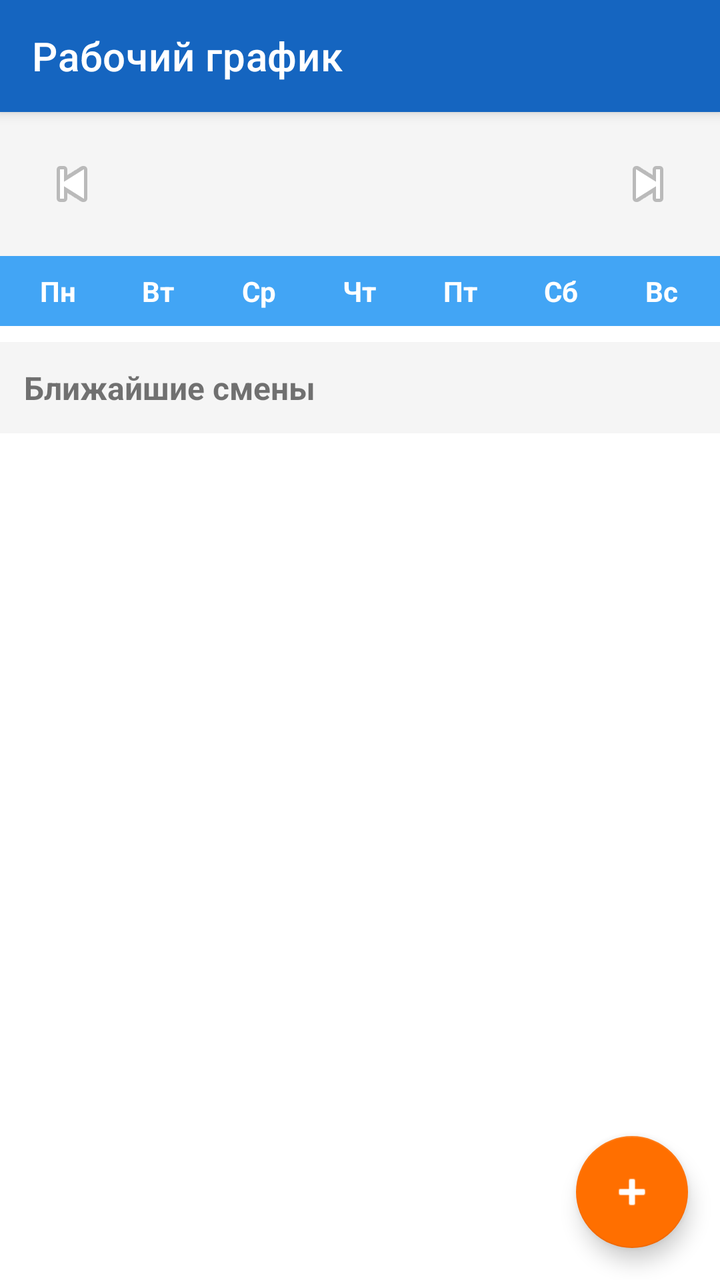
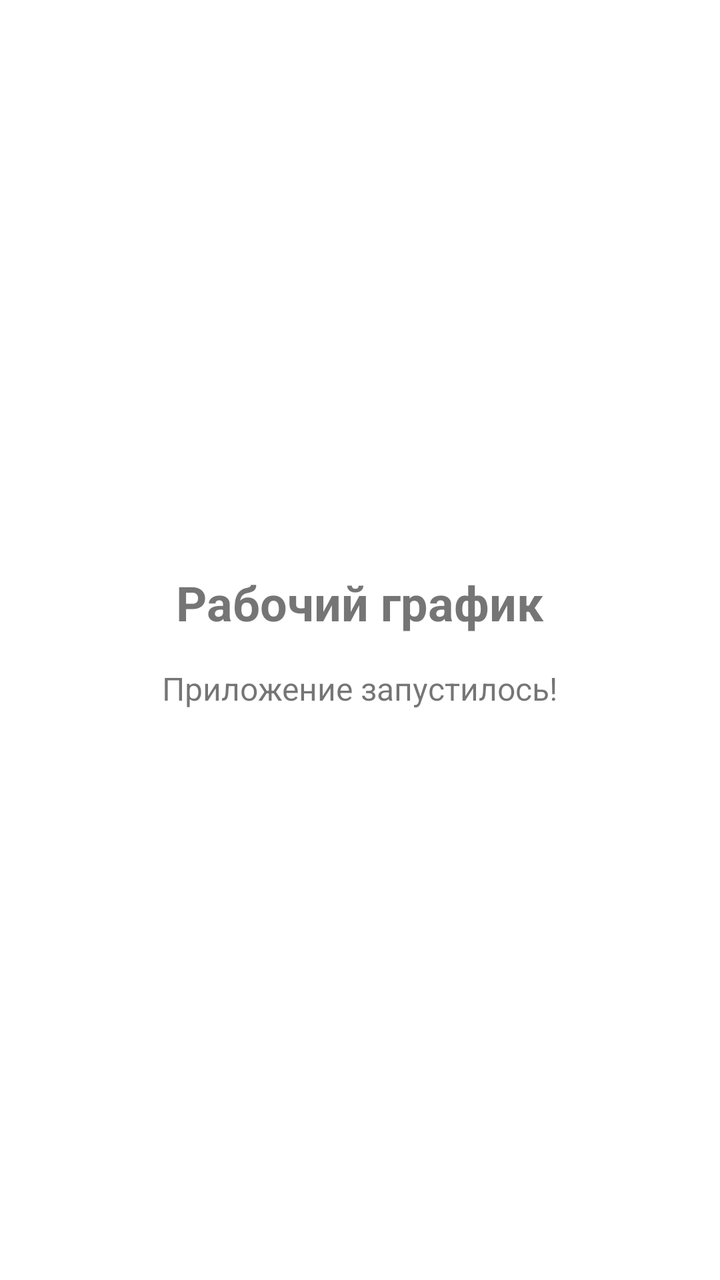

Compare the two renders of this Android layout. The source of the first and the diff that turns it into the second are given below.
<!-- AndroidManifest.xml: application theme Theme.WorkScheduleAlarm -->
<!-- res/layout/activity_main.xml -->
<?xml version="1.0" encoding="utf-8"?>
<androidx.coordinatorlayout.widget.CoordinatorLayout
    xmlns:android="http://schemas.android.com/apk/res/android"
    xmlns:app="http://schemas.android.com/apk/res-auto"
    xmlns:tools="http://schemas.android.com/tools"
    android:layout_width="match_parent"
    android:layout_height="match_parent"
    tools:context=".MainActivity">

    <com.google.android.material.appbar.AppBarLayout
        android:layout_width="match_parent"
        android:layout_height="wrap_content">

        <androidx.appcompat.widget.Toolbar
            android:id="@+id/toolbar"
            android:layout_width="match_parent"
            android:layout_height="?attr/actionBarSize"
            android:background="?attr/colorPrimary"
            app:titleTextColor="@color/white"
            app:title="@string/app_name" />
    </com.google.android.material.appbar.AppBarLayout>

    <LinearLayout
        android:layout_width="match_parent"
        android:layout_height="match_parent"
        android:orientation="vertical"
        app:layout_behavior="@string/appbar_scrolling_view_behavior">

        <LinearLayout
            android:layout_width="match_parent"
            android:layout_height="wrap_content"
            android:orientation="horizontal"
            android:padding="12dp"
            android:gravity="center_vertical"
            android:background="@color/light_gray">

            <ImageButton
                android:id="@+id/btnPrevMonth"
                android:layout_width="48dp"
                android:layout_height="48dp"
                android:src="@android:drawable/ic_media_previous"
                android:background="?attr/selectableItemBackgroundBorderless"
                android:contentDescription="Предыдущий месяц" />

            <TextView
                android:id="@+id/tvMonthYear"
                android:layout_width="0dp"
                android:layout_height="wrap_content"
                android:layout_weight="1"
                android:gravity="center"
                android:textSize="18sp"
                android:textStyle="bold"
                android:textColor="@color/black" />

            <ImageButton
                android:id="@+id/btnNextMonth"
                android:layout_width="48dp"
                android:layout_height="48dp"
                android:src="@android:drawable/ic_media_next"
                android:background="?attr/selectableItemBackgroundBorderless"
                android:contentDescription="Следующий месяц" />
        </LinearLayout>

        <LinearLayout
            android:id="@+id/daysOfWeekHeader"
            android:layout_width="match_parent"
            android:layout_height="wrap_content"
            android:orientation="horizontal"
            android:paddingHorizontal="4dp"
            android:paddingVertical="8dp"
            android:background="@color/primary_light">

            <TextView android:layout_width="0dp" android:layout_height="wrap_content" android:layout_weight="1" android:gravity="center" android:text="Пн" android:textColor="@color/white" android:textStyle="bold" />
            <TextView android:layout_width="0dp" android:layout_height="wrap_content" android:layout_weight="1" android:gravity="center" android:text="Вт" android:textColor="@color/white" android:textStyle="bold" />
            <TextView android:layout_width="0dp" android:layout_height="wrap_content" android:layout_weight="1" android:gravity="center" android:text="Ср" android:textColor="@color/white" android:textStyle="bold" />
            <TextView android:layout_width="0dp" android:layout_height="wrap_content" android:layout_weight="1" android:gravity="center" android:text="Чт" android:textColor="@color/white" android:textStyle="bold" />
            <TextView android:layout_width="0dp" android:layout_height="wrap_content" android:layout_weight="1" android:gravity="center" android:text="Пт" android:textColor="@color/white" android:textStyle="bold" />
            <TextView android:layout_width="0dp" android:layout_height="wrap_content" android:layout_weight="1" android:gravity="center" android:text="Сб" android:textColor="@color/white" android:textStyle="bold" />
            <TextView android:layout_width="0dp" android:layout_height="wrap_content" android:layout_weight="1" android:gravity="center" android:text="Вс" android:textColor="@color/white" android:textStyle="bold" />
        </LinearLayout>

        <GridLayout
            android:id="@+id/calendarGrid"
            android:layout_width="match_parent"
            android:layout_height="wrap_content"
            android:columnCount="7"
            android:padding="4dp"
            android:alignmentMode="alignBounds"
            android:useDefaultMargins="true" />

        <TextView
            android:layout_width="match_parent"
            android:layout_height="wrap_content"
            android:text="Ближайшие смены"
            android:textSize="16sp"
            android:textStyle="bold"
            android:padding="12dp"
            android:background="@color/light_gray" />

        <androidx.recyclerview.widget.RecyclerView
            android:id="@+id/rvShifts"
            android:layout_width="match_parent"
            android:layout_height="0dp"
            android:layout_weight="1"
            android:padding="8dp"
            android:clipToPadding="false" />

        <TextView
            android:id="@+id/tvEmpty"
            android:layout_width="match_parent"
            android:layout_height="0dp"
            android:layout_weight="1"
            android:gravity="center"
            android:text="@string/no_shifts"
            android:textColor="@color/gray"
            android:visibility="gone" />
    </LinearLayout>

    <com.google.android.material.floatingactionbutton.FloatingActionButton
        android:id="@+id/fabAdd"
        android:layout_width="wrap_content"
        android:layout_height="wrap_content"
        android:layout_gravity="bottom|end"
        android:layout_margin="16dp"
        android:contentDescription="@string/add_shift"
        app:srcCompat="@android:drawable/ic_input_add"
        app:tint="@color/white" />

</androidx.coordinatorlayout.widget.CoordinatorLayout>
<!-- resources referenced by this layout -->
<resources>
  <color name="black">#000000</color>
  <color name="gray">#757575</color>
  <color name="light_gray">#F5F5F5</color>
  <color name="primary_light">#42A5F5</color>
  <color name="white">#FFFFFF</color>
  <string name="add_shift">Добавить смену</string>
  <string name="app_name">Рабочий график</string>
  <string name="no_shifts">Нет смен. Нажмите +, чтобы добавить</string>
  <style name="Theme.WorkScheduleAlarm" parent="Theme.MaterialComponents.DayNight.DarkActionBar">
          <item name="colorPrimary">@color/primary</item>
          <item name="colorPrimaryVariant">@color/primary_dark</item>
          <item name="colorOnPrimary">@color/white</item>
          <item name="colorSecondary">@color/accent</item>
          <item name="colorSecondaryVariant">@color/accent</item>
          <item name="colorOnSecondary">@color/white</item>
          <item name="android:statusBarColor">@color/primary_dark</item>
      </style>
  <color name="primary">#1565C0</color>
  <color name="primary_dark">#0D47A1</color>
  <color name="accent">#FF6F00</color>
</resources>

<!-- the commit's change to res/layout/activity_main.xml (unified diff, before → after) -->
@@ -1,129 +1,25 @@
 <?xml version="1.0" encoding="utf-8"?>
-<androidx.coordinatorlayout.widget.CoordinatorLayout
+<LinearLayout
     xmlns:android="http://schemas.android.com/apk/res/android"
-    xmlns:app="http://schemas.android.com/apk/res-auto"
-    xmlns:tools="http://schemas.android.com/tools"
     android:layout_width="match_parent"
     android:layout_height="match_parent"
-    tools:context=".MainActivity">
+    android:orientation="vertical"
+    android:gravity="center"
+    android:padding="24dp">
 
-    <com.google.android.material.appbar.AppBarLayout
-        android:layout_width="match_parent"
-        android:layout_height="wrap_content">
-
-        <androidx.appcompat.widget.Toolbar
-            android:id="@+id/toolbar"
-            android:layout_width="match_parent"
-            android:layout_height="?attr/actionBarSize"
-            android:background="?attr/colorPrimary"
-            app:titleTextColor="@color/white"
-            app:title="@string/app_name" />
-    </com.google.android.material.appbar.AppBarLayout>
-
-    <LinearLayout
-        android:layout_width="match_parent"
-        android:layout_height="match_parent"
-        android:orientation="vertical"
-        app:layout_behavior="@string/appbar_scrolling_view_behavior">
-
-        <LinearLayout
-            android:layout_width="match_parent"
-            android:layout_height="wrap_content"
-            android:orientation="horizontal"
-            android:padding="12dp"
-            android:gravity="center_vertical"
-            android:background="@color/light_gray">
-
-            <ImageButton
-                android:id="@+id/btnPrevMonth"
-                android:layout_width="48dp"
-                android:layout_height="48dp"
-                android:src="@android:drawable/ic_media_previous"
-                android:background="?attr/selectableItemBackgroundBorderless"
-                android:contentDescription="Предыдущий месяц" />
-
-            <TextView
-                android:id="@+id/tvMonthYear"
-                android:layout_width="0dp"
-                android:layout_height="wrap_content"
-                android:layout_weight="1"
-                android:gravity="center"
-                android:textSize="18sp"
-                android:textStyle="bold"
-                android:textColor="@color/black" />
-
-            <ImageButton
-                android:id="@+id/btnNextMonth"
-                android:layout_width="48dp"
-                android:layout_height="48dp"
-                android:src="@android:drawable/ic_media_next"
-                android:background="?attr/selectableItemBackgroundBorderless"
-                android:contentDescription="Следующий месяц" />
-        </LinearLayout>
-
-        <LinearLayout
-            android:id="@+id/daysOfWeekHeader"
-            android:layout_width="match_parent"
-            android:layout_height="wrap_content"
-            android:orientation="horizontal"
-            android:paddingHorizontal="4dp"
-            android:paddingVertical="8dp"
-            android:background="@color/primary_light">
-
-            <TextView android:layout_width="0dp" android:layout_height="wrap_content" android:layout_weight="1" android:gravity="center" android:text="Пн" android:textColor="@color/white" android:textStyle="bold" />
-            <TextView android:layout_width="0dp" android:layout_height="wrap_content" android:layout_weight="1" android:gravity="center" android:text="Вт" android:textColor="@color/white" android:textStyle="bold" />
-            <TextView android:layout_width="0dp" android:layout_height="wrap_content" android:layout_weight="1" android:gravity="center" android:text="Ср" android:textColor="@color/white" android:textStyle="bold" />
-            <TextView android:layout_width="0dp" android:layout_height="wrap_content" android:layout_weight="1" android:gravity="center" android:text="Чт" android:textColor="@color/white" android:textStyle="bold" />
-            <TextView android:layout_width="0dp" android:layout_height="wrap_content" android:layout_weight="1" android:gravity="center" android:text="Пт" android:textColor="@color/white" android:textStyle="bold" />
-            <TextView android:layout_width="0dp" android:layout_height="wrap_content" android:layout_weight="1" android:gravity="center" android:text="Сб" android:textColor="@color/white" android:textStyle="bold" />
-            <TextView android:layout_width="0dp" android:layout_height="wrap_content" android:layout_weight="1" android:gravity="center" android:text="Вс" android:textColor="@color/white" android:textStyle="bold" />
-        </LinearLayout>
-
-        <GridLayout
-            android:id="@+id/calendarGrid"
-            android:layout_width="match_parent"
-            android:layout_height="wrap_content"
-            android:columnCount="7"
-            android:padding="4dp"
-            android:alignmentMode="alignBounds"
-            android:useDefaultMargins="true" />
-
-        <TextView
-            android:layout_width="match_parent"
-            android:layout_height="wrap_content"
-            android:text="Ближайшие смены"
-            android:textSize="16sp"
-            android:textStyle="bold"
-            android:padding="12dp"
-            android:background="@color/light_gray" />
-
-        <androidx.recyclerview.widget.RecyclerView
-            android:id="@+id/rvShifts"
-            android:layout_width="match_parent"
-            android:layout_height="0dp"
-            android:layout_weight="1"
-            android:padding="8dp"
-            android:clipToPadding="false" />
-
-        <TextView
-            android:id="@+id/tvEmpty"
-            android:layout_width="match_parent"
-            android:layout_height="0dp"
-            android:layout_weight="1"
-            android:gravity="center"
-            android:text="@string/no_shifts"
-            android:textColor="@color/gray"
-            android:visibility="gone" />
-    </LinearLayout>
-
-    <com.google.android.material.floatingactionbutton.FloatingActionButton
-        android:id="@+id/fabAdd"
+    <TextView
+        android:id="@+id/tvHello"
         android:layout_width="wrap_content"
         android:layout_height="wrap_content"
-        android:layout_gravity="bottom|end"
-        android:layout_margin="16dp"
-        android:contentDescription="@string/add_shift"
-        app:srcCompat="@android:drawable/ic_input_add"
-        app:tint="@color/white" />
+        android:text="Рабочий график"
+        android:textSize="24sp"
+        android:textStyle="bold" />
 
-</androidx.coordinatorlayout.widget.CoordinatorLayout>
+    <TextView
+        android:layout_width="wrap_content"
+        android:layout_height="wrap_content"
+        android:layout_marginTop="16dp"
+        android:text="Приложение запустилось!"
+        android:textSize="16sp" />
+
+</LinearLayout>
<!-- resource entries referenced after the edit -->
@@ -1,13 +1,5 @@
 <!-- resources referenced by this layout -->
 <resources>
-  <color name="black">#000000</color>
-  <color name="gray">#757575</color>
-  <color name="light_gray">#F5F5F5</color>
-  <color name="primary_light">#42A5F5</color>
-  <color name="white">#FFFFFF</color>
-  <string name="add_shift">Добавить смену</string>
-  <string name="app_name">Рабочий график</string>
-  <string name="no_shifts">Нет смен. Нажмите +, чтобы добавить</string>
   <style name="Theme.WorkScheduleAlarm" parent="Theme.MaterialComponents.DayNight.DarkActionBar">
           <item name="colorPrimary">@color/primary</item>
           <item name="colorPrimaryVariant">@color/primary_dark</item>
@@ -19,6 +11,7 @@
       </style>
   <color name="primary">#1565C0</color>
   <color name="primary_dark">#0D47A1</color>
+  <color name="white">#FFFFFF</color>
   <color name="accent">#FF6F00</color>
 </resources>
 
